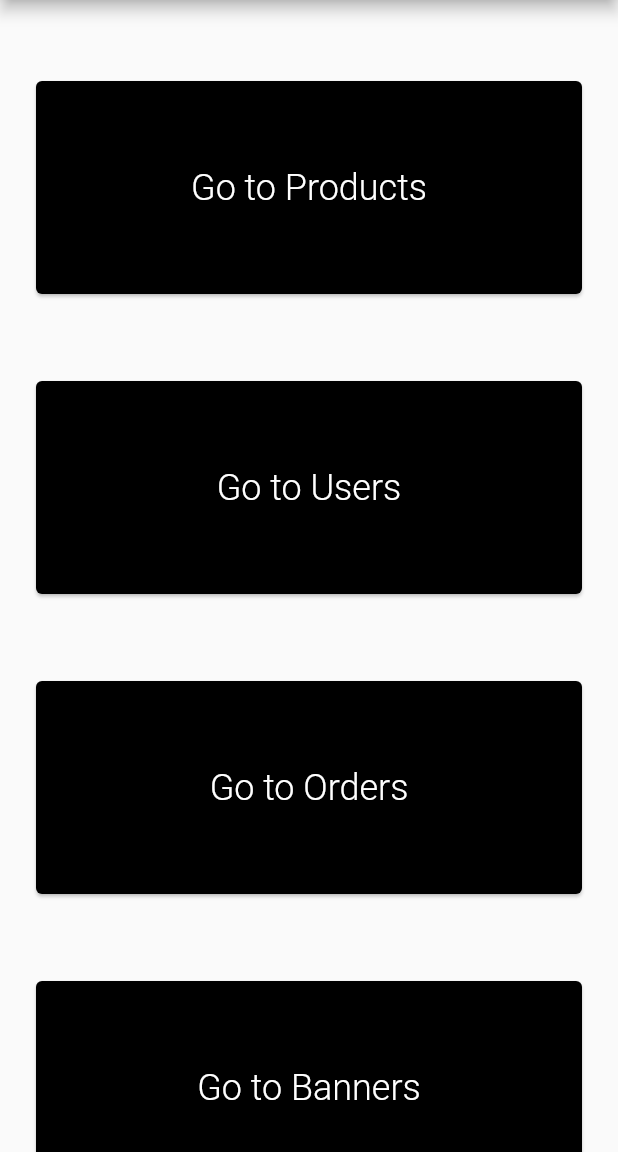
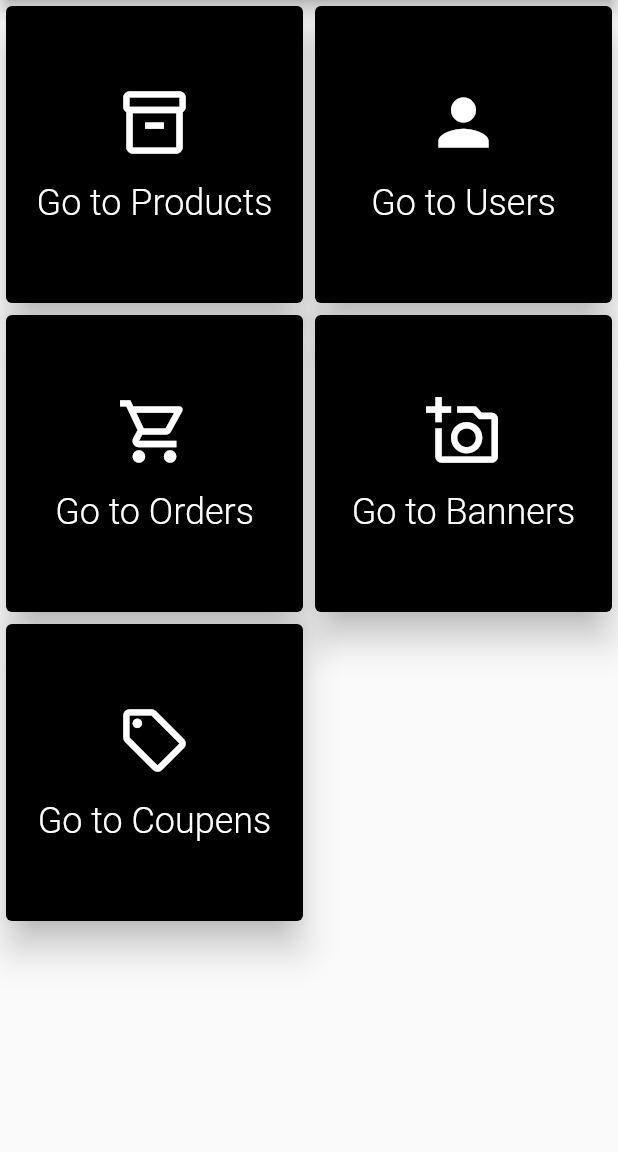
Before and after one commit to amrith-nath/ivory_admin, a Flutter app: the screen it shows after launch, on a phone screen of 412 x 824 dp, the part 84-1236 px from its top. Run offline on Flutter 3.47's test engine with Material 2 defaults, Android fonts, the light colour scheme and no system bars; our stand-ins replace cloud_firestore, equatable, firebase_auth, firebase_core, firebase_storage, flutter_colorpicker and 2 more; missing offline and left inert: mirai_dropdown_menu; accounts and stored records are empty.

Commit message:
homeview changed to grid

```diff
--- a/lib/presentation/screen_home/screen_home.dart
+++ b/lib/presentation/screen_home/screen_home.dart
@@ -17,19 +17,23 @@ class ScreenHome extends StatelessWidget {
         title: const Text('Ivory Admin Panel'),
         centerTitle: true,
       ),
-      body: SingleChildScrollView(
-        child: Column(
+      body: GridView(
+        gridDelegate:
+            const SliverGridDelegateWithFixedCrossAxisCount(crossAxisCount: 2),
         children: [
-            homeContainerWidget(
+          homeCardWidget(
             text: 'Go to Products',
+            icon: Icons.inventory_2_outlined,
             ontap: () {
               Get.to(
                 () => ScreenProduct(),
                 duration: const Duration(milliseconds: 500),
                 transition: Transition.cupertino,
               );
-                }),
-            homeContainerWidget(
+            },
+          ),
+          homeCardWidget(
+              icon: Icons.person,
               text: 'Go to Users',
               ontap: () {
                 Get.to(
@@ -38,7 +42,8 @@ class ScreenHome extends StatelessWidget {
                   transition: Transition.cupertino,
                 );
               }),
-            homeContainerWidget(
+          homeCardWidget(
+              icon: Icons.shopping_cart_outlined,
               text: 'Go to Orders',
               ontap: () {
                 Get.to(
@@ -47,7 +52,8 @@ class ScreenHome extends StatelessWidget {
                   transition: Transition.cupertino,
                 );
               }),
-            homeContainerWidget(
+          homeCardWidget(
+              icon: Icons.add_a_photo_outlined,
               text: 'Go to Banners',
               ontap: () {
                 Get.to(
@@ -56,7 +62,8 @@ class ScreenHome extends StatelessWidget {
                   transition: Transition.cupertino,
                 );
               }),
-            homeContainerWidget(
+          homeCardWidget(
+              icon: Icons.local_offer_outlined,
               text: 'Go to Coupens',
               ontap: () {
                 Get.to(
@@ -67,24 +74,31 @@ class ScreenHome extends StatelessWidget {
               }),
         ],
       ),
-      ),
     );
   }
 
-  Container homeContainerWidget(
-      {required String text, required Function() ontap}) {
-    return Container(
-      margin: const EdgeInsets.only(top: 50),
-      padding: const EdgeInsets.symmetric(horizontal: 20),
-      width: double.infinity,
-      height: 150,
+  Card homeCardWidget(
+      {required String text,
+      required IconData icon,
+      required Function() ontap}) {
+    return Card(
+      elevation: 10,
+      color: Colors.black,
       child: InkWell(
         onTap: ontap,
-        child: Card(
-          borderOnForeground: true,
-          color: Colors.black,
-          child: Center(
-            child: Text(
+        child: Column(
+          mainAxisAlignment: MainAxisAlignment.center,
+          mainAxisSize: MainAxisSize.min,
+          children: [
+            Icon(
+              icon,
+              color: Colors.white,
+              size: 50,
+            ),
+            const SizedBox(
+              height: 15,
+            ),
+            Text(
               text,
               style: const TextStyle(
                 color: Colors.white,
@@ -92,7 +106,7 @@ class ScreenHome extends StatelessWidget {
                 fontWeight: FontWeight.w300,
               ),
             ),
-          ),
+          ],
         ),
       ),
     );
```
Lines whose indentation alone changed are shown as unchanged.
